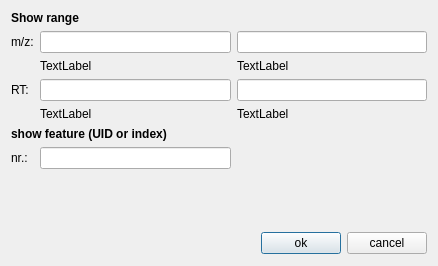
Above: src/openms_gui/include/OpenMS/VISUAL/DIALOGS/UIC/Spectrum2DGoToDialog.ui from OpenMS/OpenMS-TOPP-GUI before the change. Below: the same form after it.
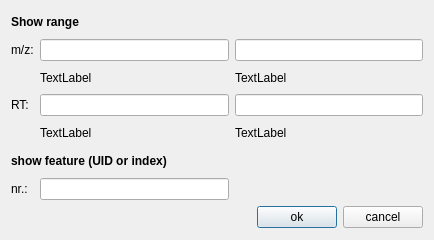
That is the form after the change.

```diff
--- a/src/openms_gui/include/OpenMS/VISUAL/DIALOGS/UIC/Spectrum2DGoToDialog.ui
+++ b/src/openms_gui/include/OpenMS/VISUAL/DIALOGS/UIC/Spectrum2DGoToDialog.ui
@@ -7,7 +7,7 @@
     <x>0</x>
     <y>0</y>
     <width>434</width>
-    <height>266</height>
+    <height>240</height>
    </rect>
   </property>
   <property name="sizePolicy">
@@ -20,7 +20,7 @@
    <string>go to</string>
   </property>
   <layout class="QGridLayout">
-   <item row="2" column="0">
+   <item row="1" column="0">
     <layout class="QHBoxLayout">
      <item>
       <spacer>
@@ -51,19 +51,6 @@
      </item>
     </layout>
    </item>
-   <item row="1" column="0">
-    <spacer>
-     <property name="orientation">
-      <enum>Qt::Vertical</enum>
-     </property>
-     <property name="sizeHint" stdset="0">
-      <size>
-       <width>416</width>
-       <height>16</height>
-      </size>
-     </property>
-    </spacer>
-   </item>
    <item row="0" column="0">
     <layout class="QGridLayout">
      <item row="3" column="0">
```
Left out of the diff: 2 changed lines with no effect on the pictures.
